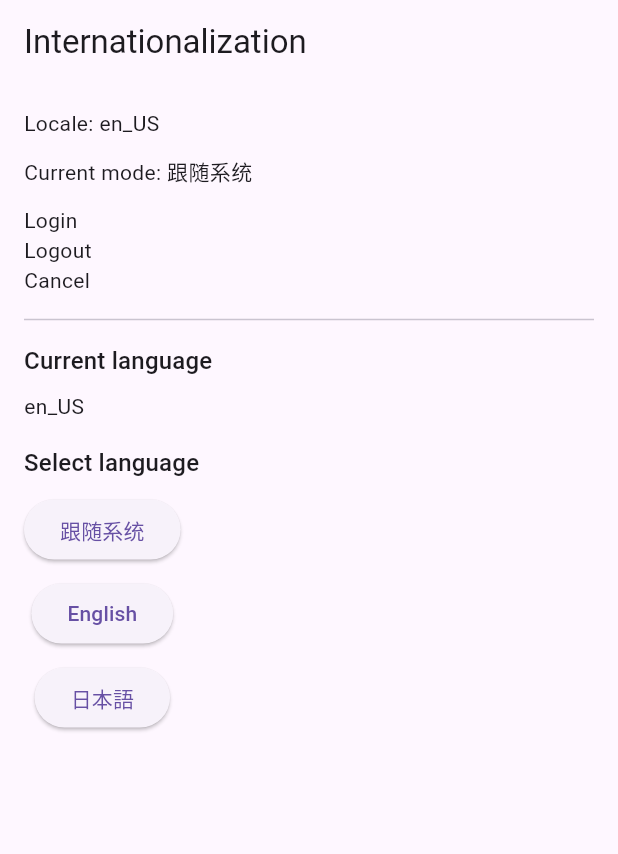
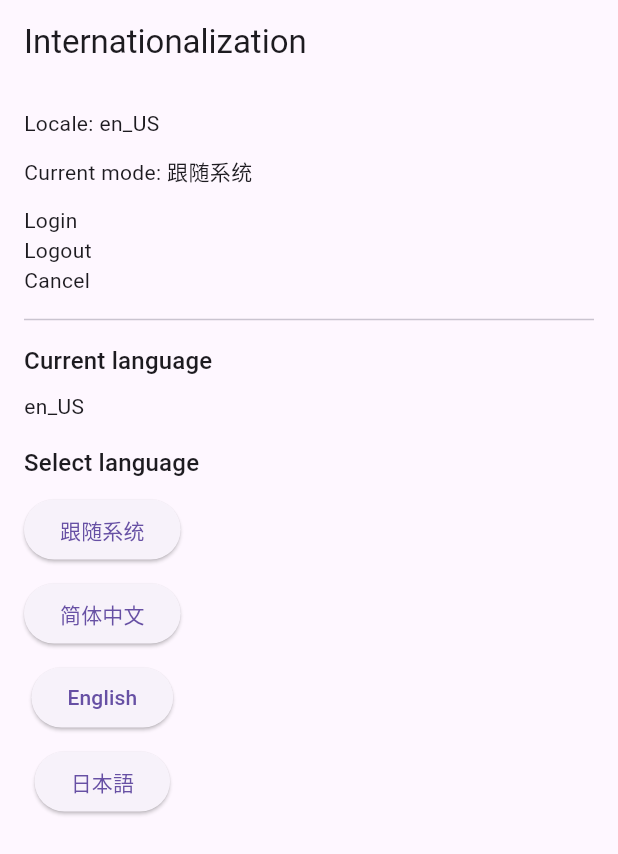
Before and after one commit to ZxlHyy/i18n_tr, a Flutter app: the screen it shows after launch, on a phone screen of 412 x 824 dp. Shown: the top 854 px of the screen. Run offline on Flutter 3.47's test engine with Material 3 defaults, Android fonts, the phone set to English and light mode, and no system bars; our stand-ins replace shared_preferences.

Commit message:
首次提交

```diff
--- a/example/lib/i18n/i18n_config.dart
+++ b/example/lib/i18n/i18n_config.dart
@@ -1,6 +1,7 @@
 ///This file is automatically generated. DO NOT EDIT, all your changes would be lost.
 import 'package:i18n_tr/i18n_config.dart';
 import '_source_text.dart';
+import 'zh_cn.dart';
 import 'en_us.dart';
 import 'ja_jp.dart';
 
@@ -10,6 +11,11 @@ const I18nRuntimeConfig i18nConfig = I18nRuntimeConfig(
   fallbackLocale: 'zh_CN',
   sourceText: i18nSourceText,
   langs: [
+    I18nLangDef(
+      locale: 'zh_CN',
+      label: '简体中文',
+      map: zhCN,
+    ),
     I18nLangDef(
       locale: 'en_US',
       label: 'English',
```
